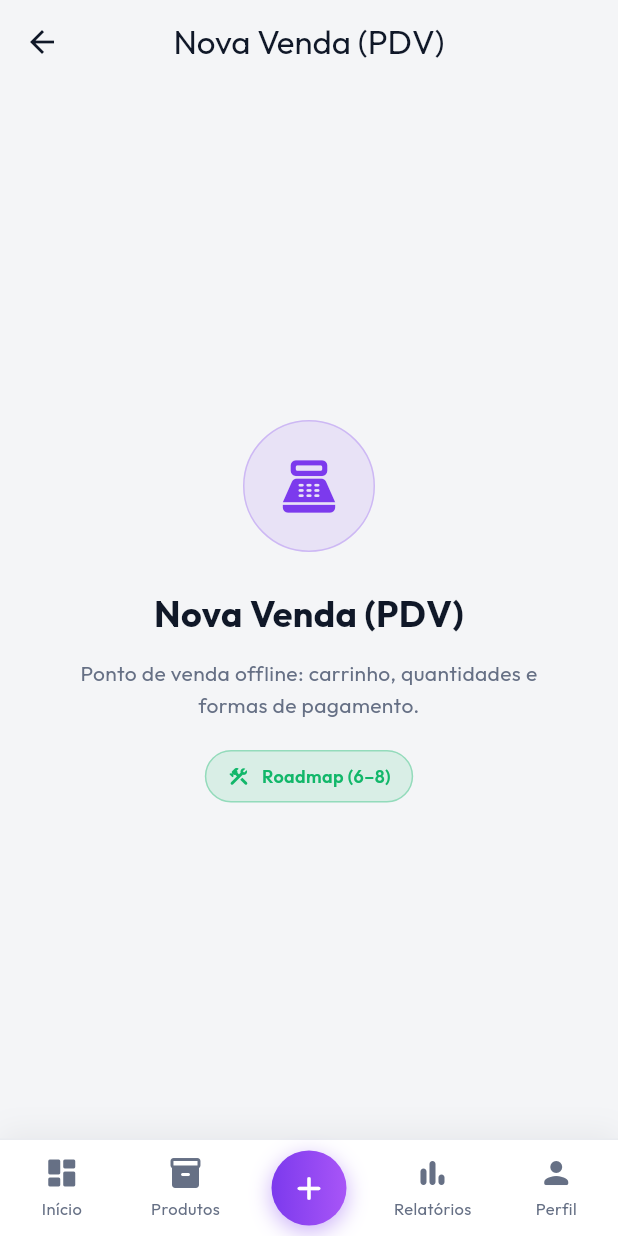
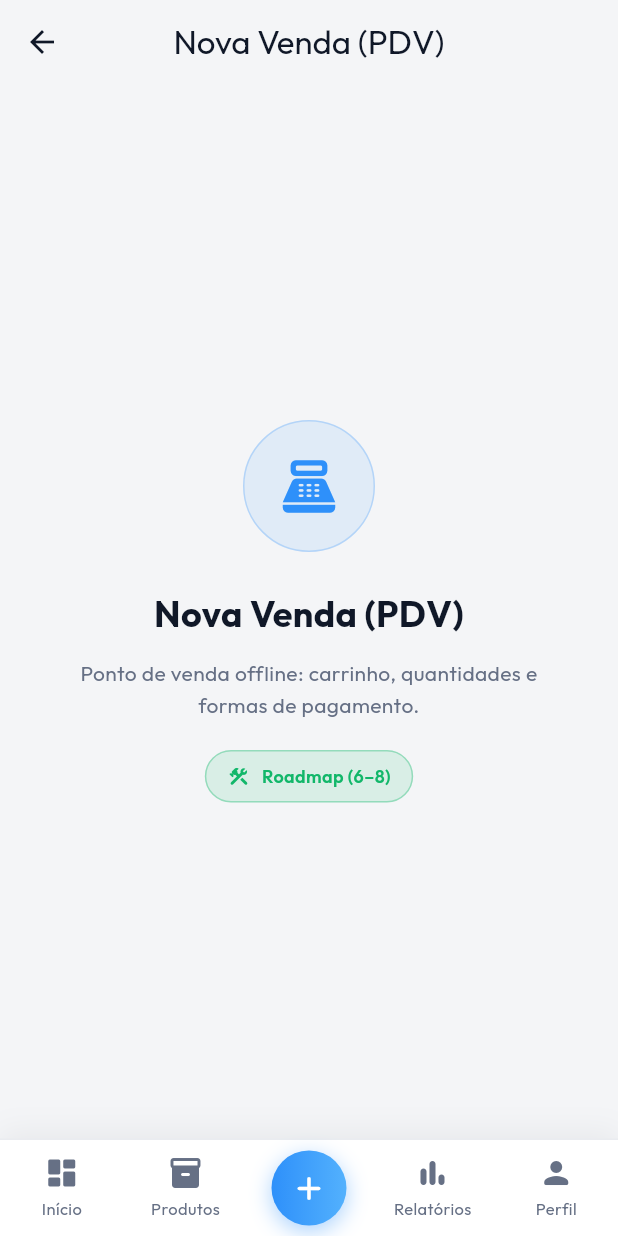
Before and after one commit to zMidnightKiller/smap_mobile, a Flutter app: the AppShell screen opened directly, after a tap on "Vender", on a phone screen of 412 x 824 dp. Run offline on Flutter 3.47's test engine with Material 3 defaults, Android fonts, the phone set to English and light mode, and no system bars; our stand-ins replace connectivity_plus, flutter_animate, flutter_secure_storage, google_fonts, sembast, sembast_web and 1 more; accounts and stored records are empty.

Commit message:
feat(produtos): catálogo offline + cor primária azul clara (roadmap 5)
- Cor primária alterada para azul clara (#2E90FA / gradiente #53B1FD); ajusta
  gradiente do botão central do shell.
- CatalogProvider: carrega produtos da base local (offline-first) com seed
  idempotente, ordenação e busca por nome/código.
- ProductsScreen: lista com busca, estoque (com/sem), variações, status
  ativo/inativo e detalhe em bottom sheet, no tema fintech claro.
- Aba Produtos do AppShell passa a usar ProductsScreen; provider registrado.
- Testes do CatalogProvider (load/seed idempotente/busca).

Co-authored-by: Luan Arruda <zMidnightKiller@users.noreply.github.com>

```diff
--- a/lib/main.dart
+++ b/lib/main.dart
@@ -2,6 +2,7 @@ import 'package:flutter/material.dart';
 import 'package:provider/provider.dart';
 import 'src/providers/auth_provider.dart';
 import 'src/providers/cart_provider.dart';
+import 'src/providers/catalog_provider.dart';
 import 'src/screens/auth_gate.dart';
 import 'src/providers/product_provider.dart';
 import 'src/screens/product_list_screen.dart';
@@ -19,6 +20,7 @@ void main() {
         ChangeNotifierProvider(create: (_) => ProductProvider()),
         ChangeNotifierProvider(create: (_) => CartProvider()),
         ChangeNotifierProvider(create: (_) => DashboardProvider()),
+        ChangeNotifierProvider(create: (_) => CatalogProvider()),
       ],
       child: const SmapApp(),
     ),
--- /dev/null
+++ b/lib/src/providers/catalog_provider.dart
@@ -0,0 +1,71 @@
+import 'package:flutter/foundation.dart';
+
+import '../data/local/catalog_local_store.dart';
+import '../data/local/catalog_seed.dart';
+import '../data/local/local_database.dart';
+import '../models/produto_model.dart';
+
+/// Estado do catálogo de produtos, alimentado pela base local (offline-first).
+/// Faz o pré-carregamento (seed) na primeira execução e oferece busca por nome
+/// ou código.
+class CatalogProvider with ChangeNotifier {
+  CatalogProvider({CatalogLocalStore? store, CatalogSeed seed = const CatalogSeed()})
+      : _store = store,
+        _seed = seed;
+
+  CatalogLocalStore? _store;
+  final CatalogSeed _seed;
+
+  List<Produto> _produtos = [];
+  bool _isLoading = false;
+  bool _loadedOnce = false;
+  String _query = '';
+
+  bool get isLoading => _isLoading;
+  bool get loadedOnce => _loadedOnce;
+  String get query => _query;
+
+  /// Produtos filtrados pela busca atual (nome ou código).
+  List<Produto> get produtos {
+    if (_query.trim().isEmpty) return List.unmodifiable(_produtos);
+    final q = _query.toLowerCase();
+    return _produtos
+        .where((p) =>
+            p.nome.toLowerCase().contains(q) ||
+            p.codigoInterno.toLowerCase().contains(q))
+        .toList();
+  }
+
+  int get totalProdutos => _produtos.length;
+  int get totalAtivos => _produtos.where((p) => p.ativo).length;
+
+  Future<CatalogLocalStore> _catalog() async {
+    if (_store != null) return _store!;
+    final db = await LocalDatabase.instance();
+    return _store = CatalogLocalStore(db.db);
+  }
+
+  void setQuery(String value) {
+    _query = value;
+    notifyListeners();
+  }
+
+  Future<void> load() async {
+    _isLoading = true;
+    notifyListeners();
+    try {
+      final store = await _catalog();
+      if (await store.produtosCount() == 0) {
+        await store.upsertProdutos(_seed.produtos());
+      }
+      _produtos = await store.produtos();
+      _produtos.sort((a, b) => a.nome.compareTo(b.nome));
+    } catch (e) {
+      debugPrint('CatalogProvider.load erro: $e');
+    } finally {
+      _isLoading = false;
+      _loadedOnce = true;
+      notifyListeners();
+    }
+  }
+}
--- a/lib/src/screens/app_shell.dart
+++ b/lib/src/screens/app_shell.dart
@@ -4,6 +4,7 @@ import '../theme/app_theme.dart';
 import 'coming_soon_screen.dart';
 import 'dashboard_screen.dart';
 import 'home_screen.dart';
+import 'products_screen.dart';
 
 /// Estrutura de navegação principal do SMAP (barra inferior), espelhando o app
 /// web/win. Cada aba é reconstruída como funcionalidade offline-first ao longo
@@ -22,13 +23,7 @@ class _AppShellState extends State<AppShell> {
 
   late final List<Widget> _tabs = [
     DashboardScreen(onNovaVenda: () => _goTo(2)),
-    const ComingSoonScreen(
-      title: 'Produtos',
-      icon: Icons.inventory_2_rounded,
-      description:
-          'Catálogo com busca, estoque e variações — carregado da base local do SMAP.',
-      roadmapStep: 'Próximo no roadmap (5)',
-    ),
+    const ProductsScreen(),
     const ComingSoonScreen(
       title: 'Nova Venda (PDV)',
       icon: Icons.point_of_sale_rounded,
@@ -135,7 +130,7 @@ class _CenterButton extends StatelessWidget {
             padding: const EdgeInsets.all(12),
             decoration: BoxDecoration(
               gradient: const LinearGradient(
-                colors: [SmapTheme.primaryColor, Color(0xFFA855F7)],
+                colors: [SmapTheme.primaryColor, SmapTheme.secondaryColor],
               ),
               shape: BoxShape.circle,
               boxShadow: [
--- /dev/null
+++ b/lib/src/screens/products_screen.dart
@@ -0,0 +1,400 @@
+import 'package:flutter/material.dart';
+import 'package:google_fonts/google_fonts.dart';
+import 'package:provider/provider.dart';
+
+import '../models/produto_model.dart';
+import '../providers/catalog_provider.dart';
+import '../theme/app_theme.dart';
+import '../utils/formatters.dart';
+
+/// Catálogo de Produtos do SMAP (offline-first): busca por nome/código, estoque,
+/// variações e status, com detalhe em bottom sheet. Lê da base local.
+class ProductsScreen extends StatefulWidget {
+  const ProductsScreen({super.key});
+
+  @override
+  State<ProductsScreen> createState() => _ProductsScreenState();
+}
+
+class _ProductsScreenState extends State<ProductsScreen> {
+  final _searchController = TextEditingController();
+
+  @override
+  void initState() {
+    super.initState();
+    WidgetsBinding.instance.addPostFrameCallback((_) {
+      final catalog = context.read<CatalogProvider>();
+      if (!catalog.loadedOnce) catalog.load();
+    });
+  }
+
+  @override
+  void dispose() {
+    _searchController.dispose();
+    super.dispose();
+  }
+
+  @override
+  Widget build(BuildContext context) {
+    final catalog = context.watch<CatalogProvider>();
+    final produtos = catalog.produtos;
+
+    return Scaffold(
+      backgroundColor: SmapTheme.backgroundColor,
+      appBar: AppBar(
+        title: const Text('Produtos'),
+        actions: [
+          if (catalog.loadedOnce)
+            Padding(
+              padding: const EdgeInsets.only(right: 16),
+              child: Center(
+                child: Text(
+                  '${catalog.totalAtivos}/${catalog.totalProdutos} ativos',
+                  style: TextStyle(color: SmapTheme.textSecondaryColor, fontSize: 12),
+                ),
+              ),
+            ),
+        ],
+      ),
+      body: Column(
+        children: [
+          Padding(
+            padding: const EdgeInsets.fromLTRB(16, 4, 16, 12),
+            child: TextField(
+              controller: _searchController,
+              onChanged: catalog.setQuery,
+              textInputAction: TextInputAction.search,
+              decoration: InputDecoration(
+                hintText: 'Buscar por nome ou código...',
+                prefixIcon: const Icon(Icons.search_rounded, size: 20),
+                suffixIcon: catalog.query.isEmpty
+                    ? null
+                    : IconButton(
+                        icon: const Icon(Icons.close_rounded, size: 18),
+                        onPressed: () {
+                          _searchController.clear();
+                          catalog.setQuery('');
+                        },
+                      ),
+              ),
+            ),
+          ),
+          Expanded(
+            child: catalog.isLoading && !catalog.loadedOnce
+                ? const Center(child: CircularProgressIndicator())
+                : produtos.isEmpty
+                    ? _EmptyState(hasQuery: catalog.query.isNotEmpty)
+                    : RefreshIndicator(
+                        color: SmapTheme.primaryColor,
+                        onRefresh: () => catalog.load(),
+                        child: ListView.separated(
+                          physics: const AlwaysScrollableScrollPhysics(),
+                          padding: const EdgeInsets.fromLTRB(16, 0, 16, 24),
+                          itemCount: produtos.length,
+                          separatorBuilder: (_, _) => const SizedBox(height: 12),
+                          itemBuilder: (context, i) => _ProductCard(
+                            produto: produtos[i],
+                            onTap: () => _showDetail(context, produtos[i]),
+                          ),
+                        ),
+                      ),
+          ),
+        ],
+      ),
+    );
+  }
+
+  void _showDetail(BuildContext context, Produto produto) {
+    showModalBottomSheet(
+      context: context,
+      backgroundColor: SmapTheme.surfaceColor,
+      isScrollControlled: true,
+      shape: const RoundedRectangleBorder(
+        borderRadius: BorderRadius.vertical(top: Radius.circular(24)),
+      ),
+      builder: (_) => _ProductDetailSheet(produto: produto),
+    );
+  }
+}
+
+class _ProductCard extends StatelessWidget {
+  const _ProductCard({required this.produto, required this.onTap});
+  final Produto produto;
+  final VoidCallback onTap;
+
+  @override
+  Widget build(BuildContext context) {
+    final semEstoque = produto.estoqueTotal <= 0;
+    return Material(
+      color: Colors.transparent,
+      child: InkWell(
+        borderRadius: BorderRadius.circular(18),
+        onTap: onTap,
+        child: Container(
+          padding: const EdgeInsets.all(14),
+          decoration: SmapTheme.cardDecoration(borderRadius: 18),
+          child: Row(
+            children: [
+              Container(
+                height: 48,
+                width: 48,
+                decoration: BoxDecoration(
+                  color: SmapTheme.primaryColor.withValues(alpha: 0.10),
+                  borderRadius: BorderRadius.circular(14),
+                ),
+                child: const Icon(Icons.inventory_2_rounded, color: SmapTheme.primaryColor, size: 22),
+              ),
+              const SizedBox(width: 14),
+              Expanded(
+                child: Column(
+                  crossAxisAlignment: CrossAxisAlignment.start,
+                  children: [
+                    Row(
+                      children: [
+                        Expanded(
+                          child: Text(
+                            produto.nome,
+                            maxLines: 1,
+                            overflow: TextOverflow.ellipsis,
+                            style: GoogleFonts.outfit(
+                              fontWeight: FontWeight.w700,
+                              fontSize: 15,
+                              color: SmapTheme.textColor,
+                            ),
+                          ),
+                        ),
+                        if (!produto.ativo) const _StatusPill(label: 'Inativo', color: SmapTheme.textSecondaryColor),
+                      ],
+                    ),
+                    const SizedBox(height: 4),
+                    Text(
+                      'Cód. ${produto.codigoInterno} · ${produto.qtdVariacoes} variações',
+                      style: TextStyle(color: SmapTheme.textSecondaryColor, fontSize: 12),
+                    ),
+                    const SizedBox(height: 8),
+                    Row(
+                      children: [
+                        _EstoqueChip(estoque: produto.estoqueTotal, semEstoque: semEstoque),
+                        const Spacer(),
+                        Text(
+                          formatMoeda(produto.precoVenda),
+                          style: GoogleFonts.outfit(
+                            fontWeight: FontWeight.w800,
+                            fontSize: 16,
+                            color: SmapTheme.primaryColor,
+                          ),
+                        ),
+                      ],
+                    ),
+                  ],
+                ),
+              ),
+            ],
+          ),
+        ),
+      ),
+    );
+  }
+}
+
+class _EstoqueChip extends StatelessWidget {
+  const _EstoqueChip({required this.estoque, required this.semEstoque});
+  final double estoque;
+  final bool semEstoque;
+
+  @override
+  Widget build(BuildContext context) {
+    final color = semEstoque ? SmapTheme.errorColor : SmapTheme.accentColor;
+    return Container(
+      padding: const EdgeInsets.symmetric(horizontal: 10, vertical: 4),
+      decoration: BoxDecoration(
+        color: color.withValues(alpha: 0.10),
+        borderRadius: BorderRadius.circular(999),
+      ),
+      child: Row(
+        mainAxisSize: MainAxisSize.min,
+        children: [
+          Icon(semEstoque ? Icons.remove_circle_outline_rounded : Icons.inventory_rounded,
+              size: 13, color: color),
+          const SizedBox(width: 5),
+          Text(
+            semEstoque ? 'Sem estoque' : '${formatNumero(estoque)} em estoque',
+            style: TextStyle(color: color, fontSize: 11, fontWeight: FontWeight.w600),
+          ),
+        ],
+      ),
+    );
+  }
+}
+
+class _StatusPill extends StatelessWidget {
+  const _StatusPill({required this.label, required this.color});
+  final String label;
+  final Color color;
+
+  @override
+  Widget build(BuildContext context) {
+    return Container(
+      padding: const EdgeInsets.symmetric(horizontal: 8, vertical: 3),
+      decoration: BoxDecoration(
+        color: color.withValues(alpha: 0.12),
+        borderRadius: BorderRadius.circular(999),
+      ),
+      child: Text(label, style: TextStyle(color: color, fontSize: 10, fontWeight: FontWeight.bold)),
+    );
+  }
+}
+
+class _EmptyState extends StatelessWidget {
+  const _EmptyState({required this.hasQuery});
+  final bool hasQuery;
+
+  @override
+  Widget build(BuildContext context) {
+    return Center(
+      child: Column(
+        mainAxisSize: MainAxisSize.min,
+        children: [
+          Icon(hasQuery ? Icons.search_off_rounded : Icons.inventory_2_outlined,
+              size: 56, color: SmapTheme.textSecondaryColor.withValues(alpha: 0.6)),
+          const SizedBox(height: 16),
+          Text(
+            hasQuery ? 'Nenhum produto encontrado' : 'Catálogo vazio',
+            style: GoogleFonts.outfit(fontSize: 16, fontWeight: FontWeight.w600, color: SmapTheme.textColor),
+          ),
+          const SizedBox(height: 6),
+          Text(
+            hasQuery ? 'Tente outro nome ou código.' : 'Sincronize com o SMAP para carregar os produtos.',
+            style: TextStyle(color: SmapTheme.textSecondaryColor, fontSize: 13),
+          ),
+        ],
+      ),
+    );
+  }
+}
+
+class _ProductDetailSheet extends StatelessWidget {
+  const _ProductDetailSheet({required this.produto});
+  final Produto produto;
+
+  @override
+  Widget build(BuildContext context) {
+    return SafeArea(
+      child: Padding(
+        padding: const EdgeInsets.fromLTRB(20, 12, 20, 20),
+        child: Column(
+          mainAxisSize: MainAxisSize.min,
+          crossAxisAlignment: CrossAxisAlignment.start,
+          children: [
+            Center(
+              child: Container(
+                width: 40,
+                height: 4,
+                margin: const EdgeInsets.only(bottom: 18),
+                decoration: BoxDecoration(
+                  color: SmapTheme.borderColor,
+                  borderRadius: BorderRadius.circular(999),
+                ),
+              ),
+            ),
+            Row(
+              children: [
+                Container(
+                  height: 52,
+                  width: 52,
+                  decoration: BoxDecoration(
+                    color: SmapTheme.primaryColor.withValues(alpha: 0.10),
+                    borderRadius: BorderRadius.circular(16),
+                  ),
+                  child: const Icon(Icons.inventory_2_rounded, color: SmapTheme.primaryColor, size: 26),
+                ),
+                const SizedBox(width: 14),
+                Expanded(
+                  child: Column(
+                    crossAxisAlignment: CrossAxisAlignment.start,
+                    children: [
+                      Text(
+                        produto.nome,
+                        style: GoogleFonts.outfit(fontSize: 19, fontWeight: FontWeight.w700, color: SmapTheme.textColor),
+                      ),
+                      const SizedBox(height: 2),
+                      Text('Cód. ${produto.codigoInterno}',
+                          style: TextStyle(color: SmapTheme.textSecondaryColor, fontSize: 13)),
+                    ],
+                  ),
+                ),
+                _StatusPill(
+                  label: produto.ativo ? 'Ativo' : 'Inativo',
+                  color: produto.ativo ? SmapTheme.accentColor : SmapTheme.textSecondaryColor,
+                ),
+              ],
+            ),
+            const SizedBox(height: 20),
+            Container(
+              padding: const EdgeInsets.all(16),
+              decoration: BoxDecoration(
+                color: SmapTheme.fieldColor,
+                borderRadius: BorderRadius.circular(16),
+              ),
+              child: Row(
+                mainAxisAlignment: MainAxisAlignment.spaceBetween,
+                children: [
+                  Column(
+                    crossAxisAlignment: CrossAxisAlignment.start,
+                    children: [
+                      Text('Preço de venda', style: TextStyle(color: SmapTheme.textSecondaryColor, fontSize: 12)),
+                      const SizedBox(height: 2),
+                      Text(formatMoeda(produto.precoVenda),
+                          style: GoogleFonts.outfit(fontSize: 24, fontWeight: FontWeight.bold, color: SmapTheme.primaryColor)),
+                    ],
+                  ),
+                  _EstoqueChip(estoque: produto.estoqueTotal, semEstoque: produto.estoqueTotal <= 0),
+                ],
+              ),
+            ),
+            const SizedBox(height: 12),
+            _DetailRow(label: 'Variações', value: '${produto.qtdVariacoes}'),
+            _DetailRow(label: 'Estoque total', value: '${formatNumero(produto.estoqueTotal)} un.'),
+            _DetailRow(label: 'Status', value: produto.ativo ? 'Ativo' : 'Inativo'),
+            const SizedBox(height: 18),
+            SizedBox(
+              width: double.infinity,
+              child: ElevatedButton.icon(
+                onPressed: () {
+                  Navigator.of(context).pop();
+                  ScaffoldMessenger.of(context)
+                    ..hideCurrentSnackBar()
+                    ..showSnackBar(const SnackBar(
+                      content: Text('PDV / Nova Venda chega no próximo passo do roadmap.'),
+                    ));
+                },
+                icon: const Icon(Icons.add_shopping_cart_rounded, size: 18),
+                label: const Text('Adicionar à venda'),
+              ),
+            ),
+          ],
+        ),
+      ),
+    );
+  }
+}
+
+class _DetailRow extends StatelessWidget {
+  const _DetailRow({required this.label, required this.value});
+  final String label;
+  final String value;
+
+  @override
+  Widget build(BuildContext context) {
+    return Padding(
+      padding: const EdgeInsets.symmetric(vertical: 8),
+      child: Row(
+        mainAxisAlignment: MainAxisAlignment.spaceBetween,
+        children: [
+          Text(label, style: TextStyle(color: SmapTheme.textSecondaryColor, fontSize: 14)),
+          Text(value, style: const TextStyle(color: SmapTheme.textColor, fontSize: 14, fontWeight: FontWeight.w600)),
+        ],
+      ),
+    );
+  }
+}
--- a/lib/src/theme/app_theme.dart
+++ b/lib/src/theme/app_theme.dart
@@ -6,9 +6,9 @@ import 'package:google_fonts/google_fonts.dart';
 /// cor de marca (roxo) e verde para valores positivos.
 class SmapTheme {
   // Marca
-  static const Color primaryColor = Color(0xFF7C3AED); // Roxo (marca)
-  static const Color primaryDark = Color(0xFF6D28D9);
-  static const Color secondaryColor = Color(0xFF9E77ED); // Roxo claro (gradiente)
+  static const Color primaryColor = Color(0xFF2E90FA); // Azul claro (marca)
+  static const Color primaryDark = Color(0xFF1570EF);
+  static const Color secondaryColor = Color(0xFF53B1FD); // Azul mais claro (gradiente)
   static const Color accentColor = Color(0xFF12B76A); // Verde (positivo/dinheiro)
 
   // Superfícies claras
```
Also changed, not shown: 1 other file.
